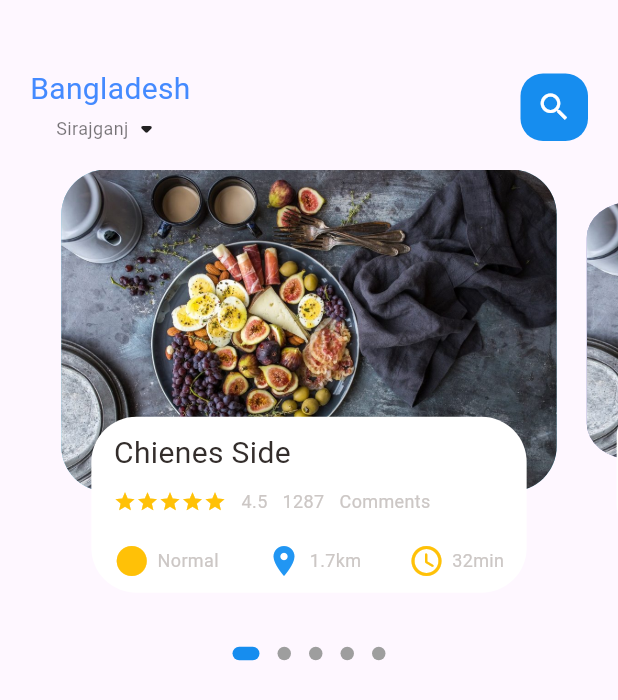
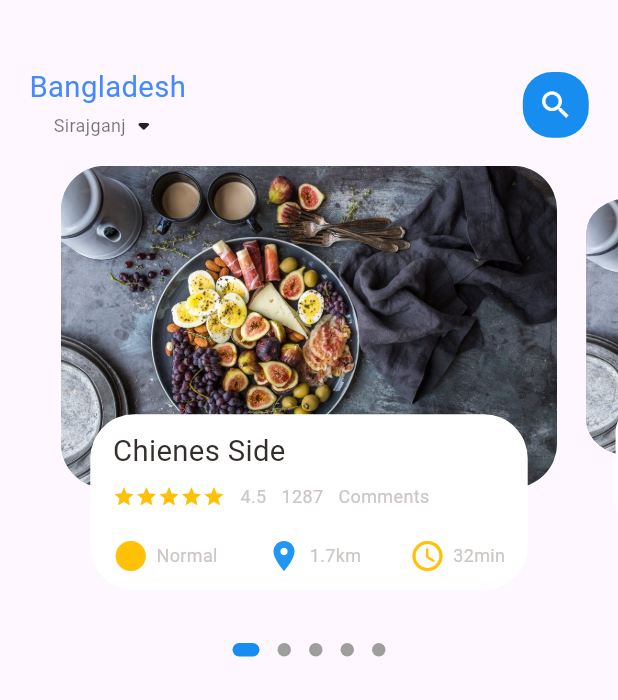
Before and after one commit to hasan972/food_delivary, a Flutter app: the screen it shows after launch, on a phone screen of 412 x 824 dp. Shown: the top 700 px of the screen. Run offline on Flutter 3.47's test engine with Material 2 defaults, Android fonts, the phone set to English and light mode, and no system bars; drawn by our look-alikes of dots_indicator; our stand-ins replace get.

Commit message:
Responsive the body

```diff
--- a/lib/home/food_page_body.dart
+++ b/lib/home/food_page_body.dart
@@ -1,3 +1,5 @@
+
+
 import 'package:flutter/material.dart';
 import 'package:food_delivary/widgets/big_text.dart';
 import 'package:food_delivary/widgets/icon_and_text_widgets.dart';
@@ -93,9 +95,9 @@ class _FoodPageBodyState extends State<FoodPageBody> {
       child: Stack(children: [
         Container(
           height: Dimensions.pageViewContainer,
-          margin: const EdgeInsets.only(left: 10, right: 10),
+          margin:  EdgeInsets.only(left: Dimensions.width10, right: Dimensions.width10),
           decoration: BoxDecoration(
-              borderRadius: BorderRadius.circular(30),
+              borderRadius: BorderRadius.circular(Dimensions.radius30),
               color: index.isEven ? Color(0xFF69c5df) : Color(0xFF9294cc),
               image: const DecorationImage(
                   fit: BoxFit.cover,
@@ -105,9 +107,9 @@ class _FoodPageBodyState extends State<FoodPageBody> {
           alignment: Alignment.bottomCenter,
           child: Container(
             height: Dimensions.pageViewTextContainer,
-            margin: const EdgeInsets.only(left: 30, right: 30, bottom: 30),
+            margin:  EdgeInsets.only(left: Dimensions.width30, right:Dimensions.width30, bottom:Dimensions.height30),
             decoration: BoxDecoration(
-              borderRadius: BorderRadius.circular(30),
+              borderRadius: BorderRadius.circular(Dimensions.radius30),
               color: Colors.white,
             ),
             child: Container(
@@ -116,7 +118,7 @@ class _FoodPageBodyState extends State<FoodPageBody> {
                 crossAxisAlignment: CrossAxisAlignment.start,
                 children: [
                   BigText(text: "Chienes Side"),
-                  SizedBox(height: 10),
+                  SizedBox(height:Dimensions.height10),
                   Row(
                     children: [
                       Wrap(
@@ -143,7 +145,7 @@ class _FoodPageBodyState extends State<FoodPageBody> {
                     ],
                   ),
                   SizedBox(
-                    height: 20,
+                    height: Dimensions.height20,
                   ),
                   Row(
                     mainAxisAlignment: MainAxisAlignment.spaceBetween,
--- a/lib/home/main_food_page.dart
+++ b/lib/home/main_food_page.dart
@@ -1,5 +1,6 @@
 import 'package:flutter/material.dart';
 import 'package:food_delivary/home/food_page_body.dart';
+import 'package:food_delivary/utils/dimantions.dart';
 import 'package:food_delivary/widgets/big_text.dart';
 import 'package:food_delivary/widgets/small_text.dart';
 
@@ -18,8 +19,8 @@ class _MainFoodPageState extends State<MainFoodPage> {
         children: [
           Container(
             child: Container(
-              margin: EdgeInsets.only(top: 45, bottom: 15),
-              padding: EdgeInsets.only(left: 20, right: 20),
+              margin: EdgeInsets.only(top: Dimensions.height45, bottom: Dimensions.height15),
+              padding: EdgeInsets.only(left: Dimensions.width20, right: Dimensions.width20),
               child: Row(
                 mainAxisAlignment: MainAxisAlignment.spaceBetween,
                 children: [
@@ -36,14 +37,14 @@ class _MainFoodPageState extends State<MainFoodPage> {
                   ),
                   Center(
                     child: Container(
-                      width: 45,
-                      height: 45,
+                      width: Dimensions.height45,
+                      height: Dimensions.height45,
                       child: Icon(
                         Icons.search,
                         color: Colors.white,
                       ),
                       decoration: BoxDecoration(
-                        borderRadius: BorderRadius.circular(15),
+                        borderRadius: BorderRadius.circular(Dimensions.radius15),
                         color: Color.fromARGB(255, 22, 141, 239),
                       ),
                     ),
--- a/lib/utils/dimantions.dart
+++ b/lib/utils/dimantions.dart
@@ -7,4 +7,24 @@ static double screenWidth = Get.context!.width;
 static double pageView = screenHeight/2.64;
 static double pageViewContainer = screenHeight/3.84;
 static double pageViewTextContainer =screenHeight/7.03;
+
+//dynamic height
+
+static double height10 = screenHeight/84.4;
+static double height15 = screenHeight/56.277;
+static double height20 = screenHeight/42.2;
+static double height30 = screenHeight/28.13;
+static double height45 = screenHeight/18.76;
+
+//dynamic width padding and margin
+static double width10 = screenHeight/84.4;
+static double width15 = screenHeight/56.277;
+static double width20 = screenHeight/42.2;
+static double width30 = screenHeight/28.13;
+
+static double font20 = screenHeight/42.2;
+
+static double radius20 = screenHeight/42.2;
+static double radius15 = screenHeight/42.2;
+static double radius30 = screenHeight/28.13;
 }
--- a/lib/widgets/big_text.dart
+++ b/lib/widgets/big_text.dart
@@ -1,4 +1,5 @@
 import 'package:flutter/material.dart';
+import 'package:food_delivary/utils/dimantions.dart';
 
 class BigText extends StatelessWidget {
   //..........Declear variable...........//
@@ -22,7 +23,7 @@ class BigText extends StatelessWidget {
       overflow: overflow,
       style: TextStyle(
         color: color,
-        fontSize: size,
+        fontSize: Dimensions.font20,
         fontWeight: FontWeight.w400,
       ),
     );
```
